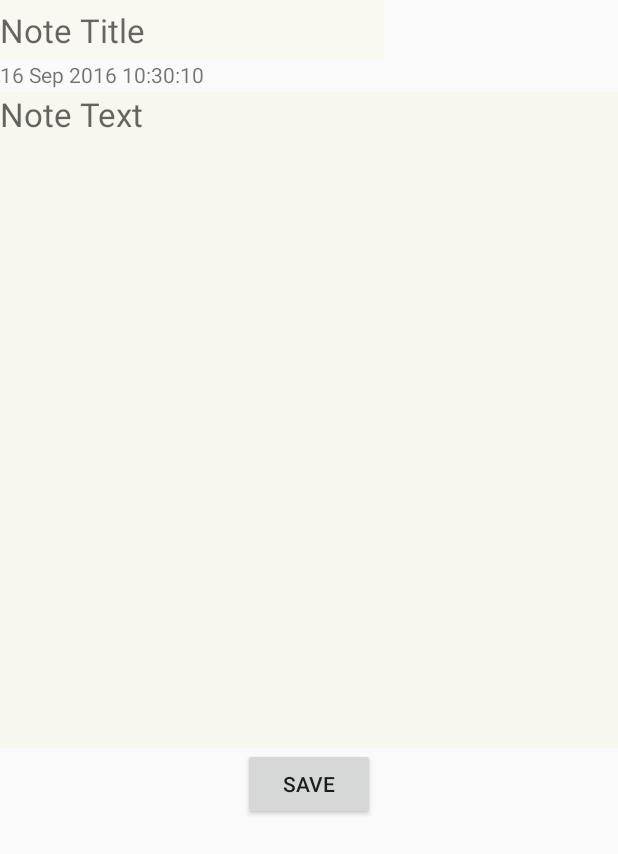
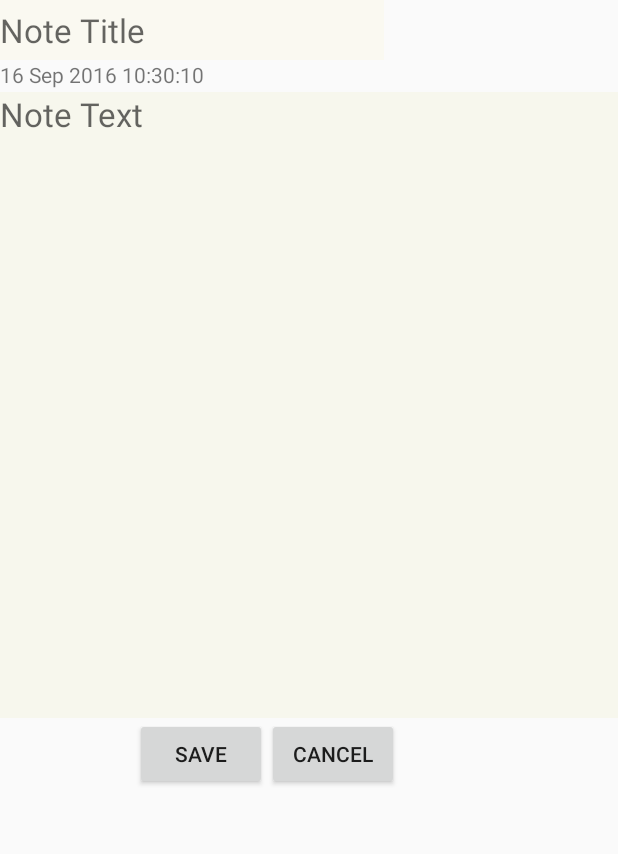
Before and after one commit to ThedSantana/NotePaddAndroidApp, an Android app: the EditNoteActivity screen opened directly, with no data from a screen before it, on a phone screen of 412 x 824 dp. Shown: the top 854 px of the screen. Run offline under Robolectric (Android 15) with nearby library versions, the phone set to English and light mode, and no system bars.

Commit message:
implementing a method to cancel out note creation

```diff
--- a/app/src/main/java/com/dharmenn/myapplication/EditNoteActivity.java
+++ b/app/src/main/java/com/dharmenn/myapplication/EditNoteActivity.java
@@ -35,4 +35,9 @@ public class EditNoteActivity extends Activity {
         startActivity(intent);
     }
 
+    public void cancelEditing(View view){
+        Intent intent = new Intent(this, NoteListActivity.class);
+        startActivity(intent);
+    }
+
 }
--- a/app/src/main/res/layout/activity_edit_note.xml
+++ b/app/src/main/res/layout/activity_edit_note.xml
@@ -26,7 +26,7 @@
 
     <EditText
         android:layout_width="match_parent"
-        android:layout_height="437dp"
+        android:layout_height="417dp"
         android:hint="@string/noteText"
         android:inputType="textMultiLine"
         android:scrollbars="vertical"
@@ -35,11 +35,25 @@
         android:id="@+id/todoText"
         android:background="@color/todoTextColor" />
 
-    <Button
-        android:layout_width="wrap_content"
-        android:layout_height="wrap_content"
-        android:text="@string/button_save"
-        android:onClick="saveToDo"
-        android:layout_gravity="center_horizontal" />
+    <LinearLayout
+        android:layout_width="match_parent"
+        android:layout_height="wrap_content">
+        <Button
+            android:layout_width="wrap_content"
+            android:layout_height="wrap_content"
+            android:layout_alignParentRight="true"
+            android:onClick="saveToDo"
+            android:text="@string/button_save"
+            android:layout_gravity="center_vertical"
+            android:layout_marginLeft="90dp"/>
+
+        <Button
+            android:layout_width="wrap_content"
+            android:layout_height="wrap_content"
+            android:layout_alignParentRight="true"
+            android:onClick="cancelEditing"
+            android:text="@string/button_cancel"
+            android:layout_margin="0dp"/>
+    </LinearLayout>
 
 </LinearLayout>
--- a/app/src/main/res/values/strings.xml
+++ b/app/src/main/res/values/strings.xml
@@ -5,4 +5,5 @@
     <string name="noteText">Note Text</string>
     <string name="button_save">Save</string>
     <string name="addNote">Add Note</string>
+    <string name="button_cancel">Cancel</string>
 </resources>
```
